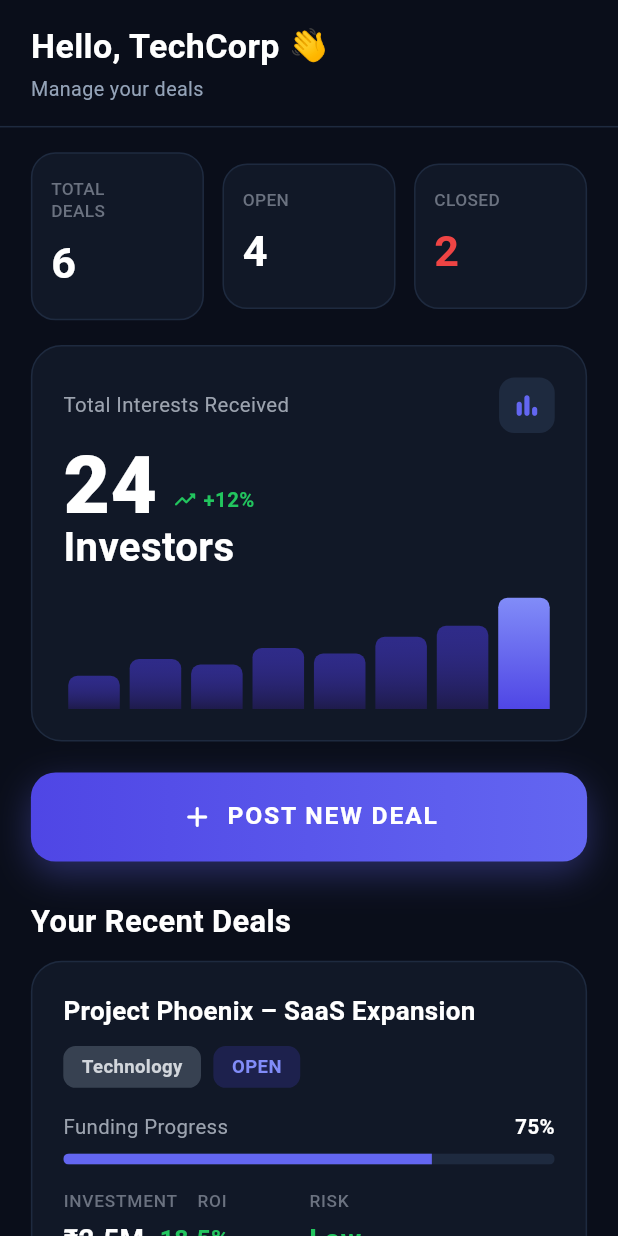
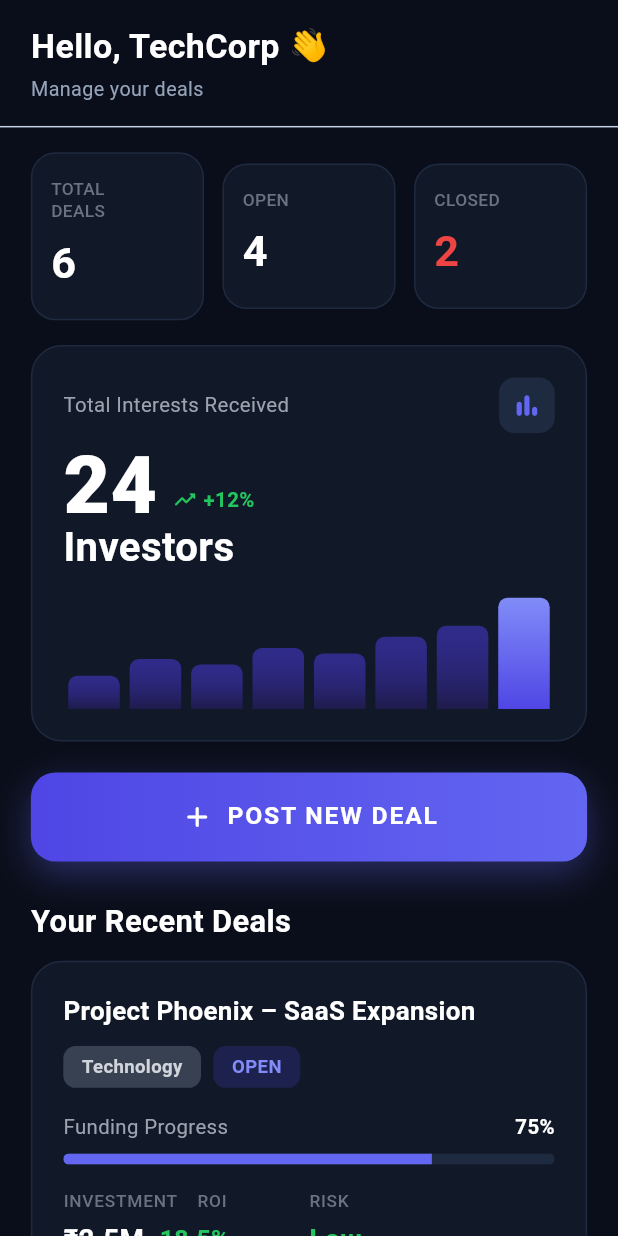
Before and after one commit to pratikekande/Investor_Deal_Management, a Flutter app: the DealDashboardScreen screen opened directly, on a phone screen of 412 x 824 dp. Run offline on Flutter 3.47's test engine with Material 3 defaults, Android fonts, the phone set to English and light mode, and no system bars; our stand-ins replace fl_chart, flutter_bloc, get_it, shared_preferences, sqflite; accounts and stored records are empty.

Commit message:
Changes in corporate section Profile UI

```diff
--- a/investor_deal_managemen/lib/presentation/screens/corporate/corporate_dashboard_screen.dart
+++ b/investor_deal_managemen/lib/presentation/screens/corporate/corporate_dashboard_screen.dart
@@ -138,7 +138,7 @@ class _DashboardAppBar extends StatelessWidget {
             ],
           ),
         ),
-        const Divider(color: Color(0xFF1E2A3F), thickness: 1, height: 1),
+        const Divider(color: Color.fromARGB(255, 195, 209, 231), thickness: 1, height: 1),
       ],
     );
   }
```
